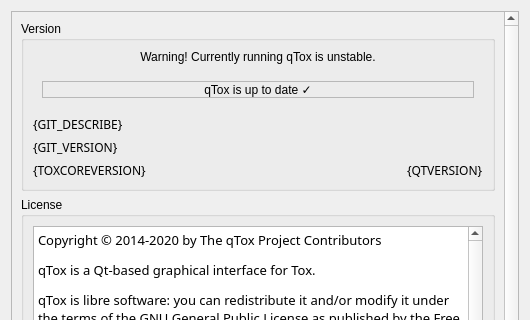
First picture: the form in src/widget/form/settings/aboutsettings.ui, repository qTox/qTox, before the edit; both pictures show x 0 to 530 and y 0 to 320 of the 530 by 553 pixel window.
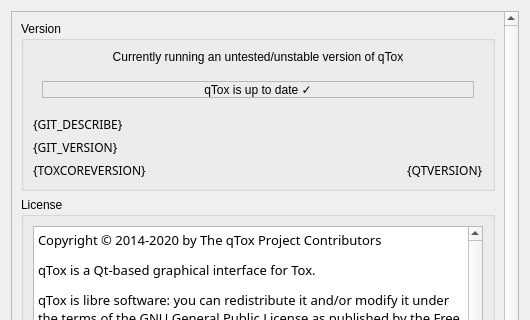
Second picture: the form after the edit. Custom widgets are drawn as their Qt base class.

Commit message: refactor(ui): change unstable version warning message

```diff
--- a/src/widget/form/settings/aboutsettings.ui
+++ b/src/widget/form/settings/aboutsettings.ui
@@ -242,7 +242,7 @@
              <enum>QFrame::NoFrame</enum>
             </property>
             <property name="text">
-             <string>Warning! Currently running qTox is unstable.</string>
+             <string>Currently running an untested/unstable version of qTox</string>
             </property>
             <property name="alignment">
              <set>Qt::AlignCenter</set>
```
